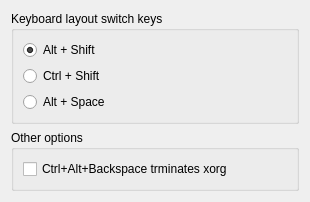
trueos/pcbsd, file src-qt5/libpcbsd/ui/kbsimpleoptionswidget.ui: the form before one commit.
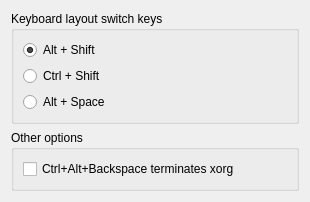
The form after the commit.

Commit message: Fix a typo in the src-qt5/libpcbsd/ui/kbsimpleoptionswidget.ui Thanks to Yamashiro, Jun for pointing it out!

Patch:
```diff
--- a/src-qt5/libpcbsd/ui/kbsimpleoptionswidget.ui
+++ b/src-qt5/libpcbsd/ui/kbsimpleoptionswidget.ui
@@ -82,7 +82,7 @@
       <item>
        <widget class="QCheckBox" name="ktermXorg">
         <property name="text">
-         <string>Ctrl+Alt+Backspace trminates xorg</string>
+         <string>Ctrl+Alt+Backspace terminates xorg</string>
         </property>
        </widget>
       </item>
```
